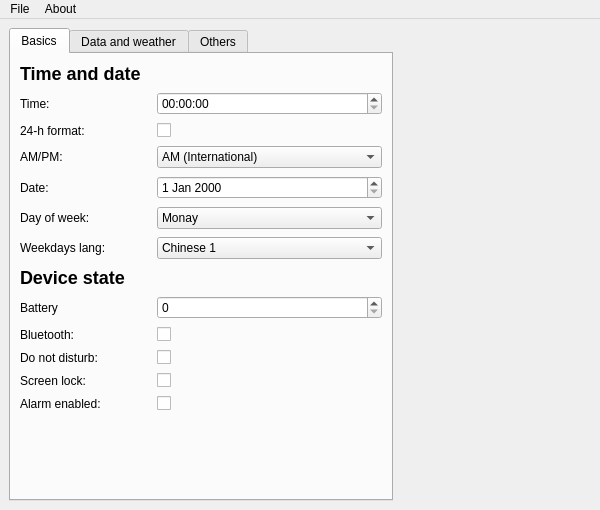
First picture: the form in mibandpreview_qt/qt/app.ui, repository melianmiko/mibandpreview, before the edit.
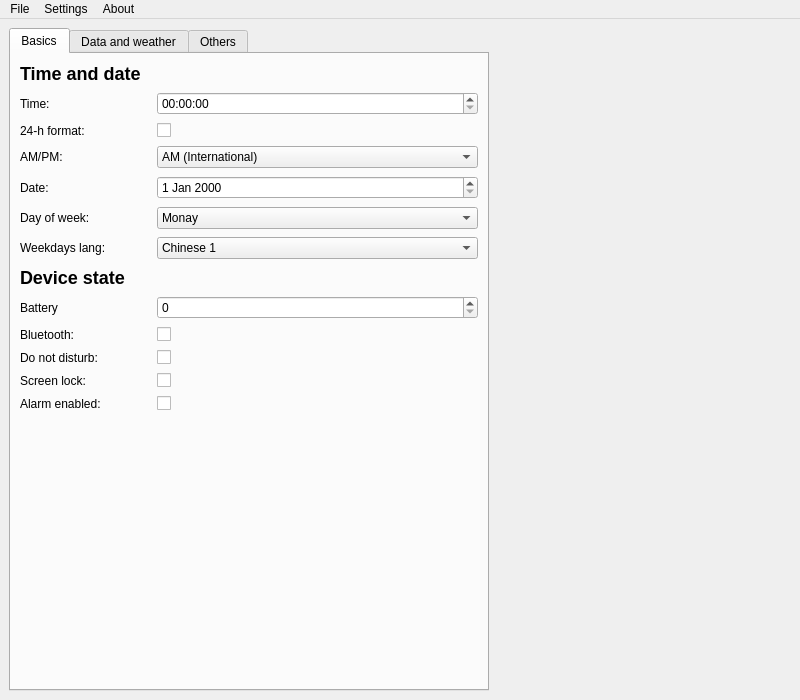
Second picture: the form after the edit. The open tabs and pages were chosen to show the change. Icons and pictures are not drawn.

What changed in the file:
```diff
--- a/mibandpreview_qt/qt/app.ui
+++ b/mibandpreview_qt/qt/app.ui
@@ -6,8 +6,8 @@
    <rect>
     <x>0</x>
     <y>0</y>
-    <width>600</width>
-    <height>510</height>
+    <width>800</width>
+    <height>700</height>
    </rect>
   </property>
   <property name="sizePolicy">
@@ -18,8 +18,8 @@
   </property>
   <property name="minimumSize">
    <size>
-    <width>600</width>
-    <height>480</height>
+    <width>800</width>
+    <height>700</height>
    </size>
   </property>
   <property name="maximumSize">
@@ -43,19 +43,19 @@
        <widget class="QTabWidget" name="tabWidget">
         <property name="sizePolicy">
          <sizepolicy hsizetype="Expanding" vsizetype="Expanding">
-          <horstretch>2</horstretch>
+          <horstretch>1</horstretch>
           <verstretch>0</verstretch>
          </sizepolicy>
         </property>
         <property name="minimumSize">
          <size>
-          <width>0</width>
+          <width>480</width>
           <height>0</height>
          </size>
         </property>
         <property name="maximumSize">
          <size>
-          <width>16777215</width>
+          <width>600</width>
           <height>16777215</height>
          </size>
         </property>
@@ -840,7 +840,7 @@
         </property>
         <property name="maximumSize">
          <size>
-          <width>520</width>
+          <width>720</width>
           <height>16777215</height>
          </size>
         </property>
@@ -858,8 +858,8 @@
     <rect>
      <x>0</x>
      <y>0</y>
-     <width>600</width>
-     <height>24</height>
+     <width>800</width>
+     <height>32</height>
     </rect>
    </property>
    <widget class="QMenu" name="menu_file">
@@ -886,7 +886,16 @@
     <addaction name="action_about_app"/>
     <addaction name="action_github"/>
    </widget>
+   <widget class="QMenu" name="menuSettings">
+    <property name="title">
+     <string>Settings</string>
+    </property>
+    <addaction name="action_configure_updater"/>
+    <addaction name="separator"/>
+    <addaction name="action_wipe"/>
+   </widget>
    <addaction name="menu_file"/>
+   <addaction name="menuSettings"/>
    <addaction name="menu_about"/>
   </widget>
   <action name="action_open">
```
Left out of the diff: 10 changed lines with no effect on the pictures.
